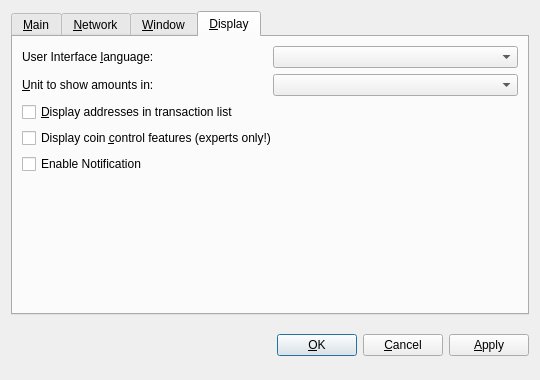
First picture: the form in src/qt/forms/optionsdialog.ui, repository rtc29462/JackpotCoin_v2, before the edit.
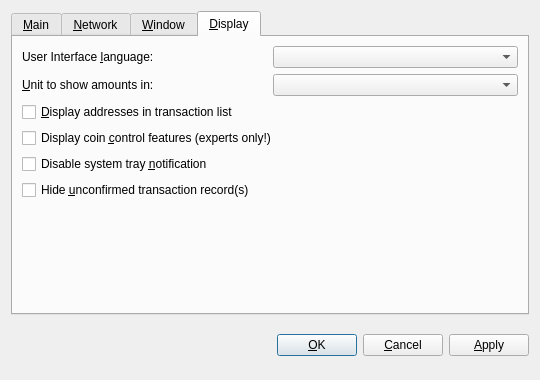
Second picture: the form after the edit. The open tabs and pages were chosen to show the change. Custom widgets are drawn as their Qt base class.

Diff of the .ui file:
```diff
--- a/src/qt/forms/optionsdialog.ui
+++ b/src/qt/forms/optionsdialog.ui
@@ -402,7 +402,17 @@
        <item>
         <widget class="QCheckBox" name="notification">
          <property name="text">
-          <string>Enable Notification</string>
+          <string>Disable system tray &amp;notification</string>
+         </property>
+        </widget>
+       </item>
+       <item>
+        <widget class="QCheckBox" name="hideInvalid">
+         <property name="toolTip">
+          <string>Hide invalid transaction record(s) from the transaction list</string>
+         </property>
+         <property name="text">
+          <string>Hide &amp;unconfirmed transaction record(s)</string>
          </property>
         </widget>
        </item>
```
Left out of the diff: 7 changed lines with no effect on the pictures.
